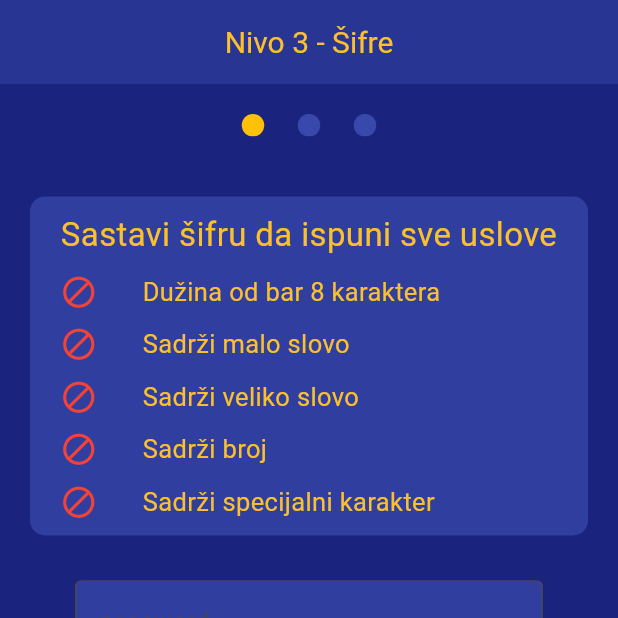
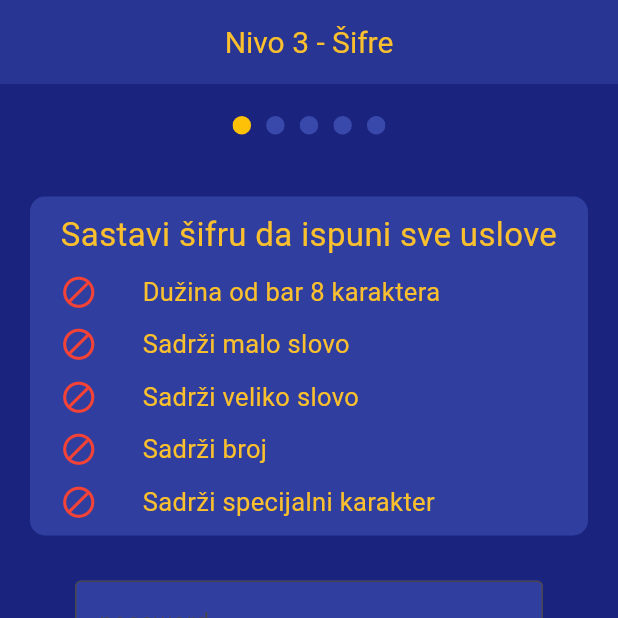
Before and after one commit to JovanM97/SecLab, a Flutter app: the Level3 screen opened directly, on a phone screen of 412 x 824 dp, the top half of it. Run offline on Flutter 3.47's test engine with Material 3 defaults, Android fonts, the light colour scheme and no system bars; drawn by our look-alikes of flutter_animate, step_progress_indicator; our stand-ins replace auto_size_text, cloud_firestore, confetti, firebase_auth, firebase_core, flutter_spinkit and 1 more; accounts and stored records are empty.

Commit message:
question bug fixed

```diff
--- a/lib/levels/level3.dart
+++ b/lib/levels/level3.dart
@@ -4,7 +4,7 @@ import 'package:flutter_animate/flutter_animate.dart';
 import 'package:SecLab/levels/lvlDone.dart';
 import 'package:step_progress_indicator/step_progress_indicator.dart';
 
-int totalSteps = 3;
+int totalSteps = 5;
 
 class Level3 extends StatefulWidget {
   Level3({super.key, required this.currentStep, required this.levelIndex});
--- a/lib/levels/level6.dart
+++ b/lib/levels/level6.dart
@@ -4,7 +4,7 @@ import 'package:flutter_animate/flutter_animate.dart';
 import 'package:SecLab/levels/lvlDone.dart';
 import 'package:step_progress_indicator/step_progress_indicator.dart';
 
-int totalSteps = 4;
+int totalSteps = 6;
 
 class Level6 extends StatefulWidget {
   Level6({super.key, required this.currentStep, required this.levelIndex});
```
